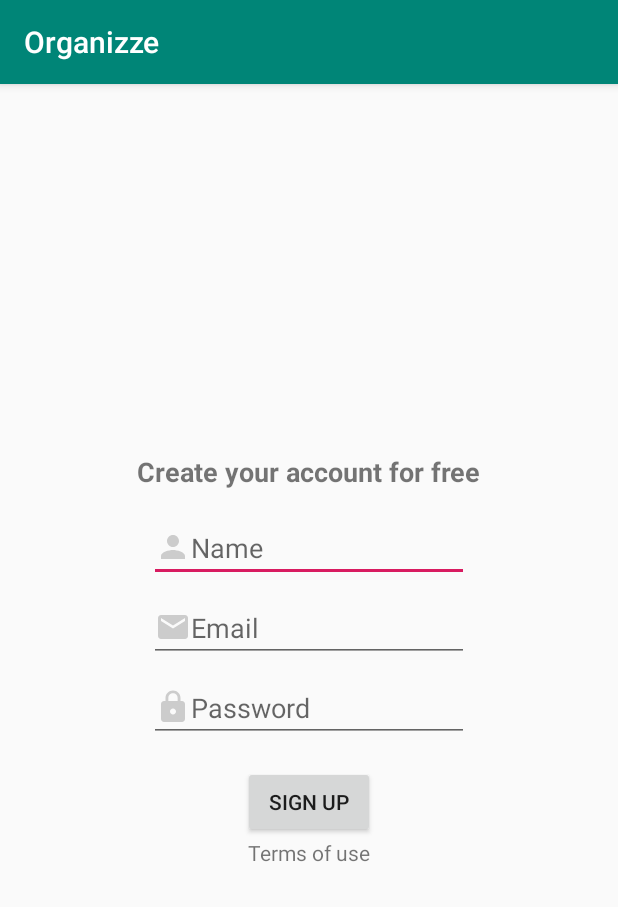
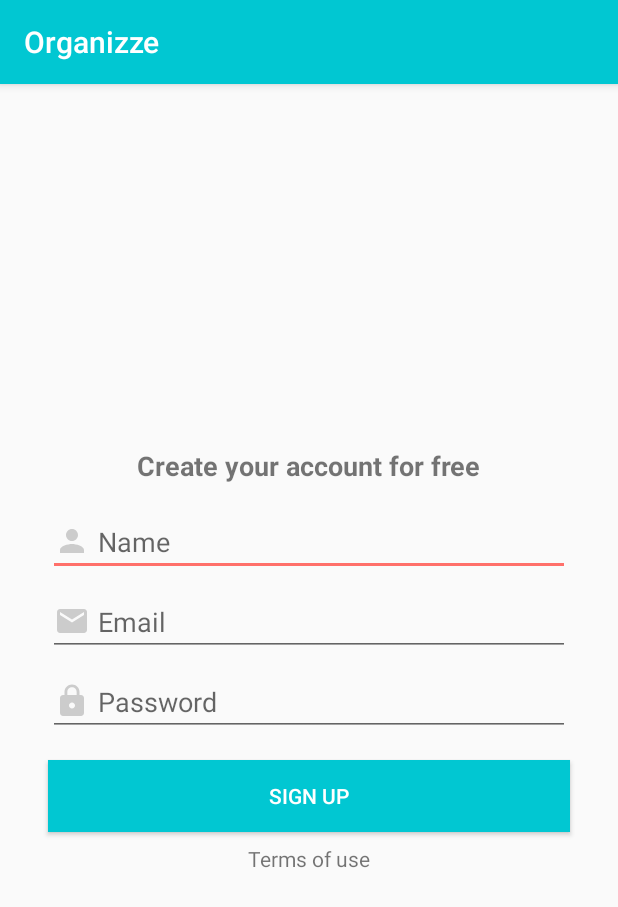
Before and after one commit to julianasalafia/OrganizzeApp, an Android app: the SignUpActivity screen opened directly, with no data from a screen before it, on a phone screen of 412 x 824 dp. Shown: the top 907 px of the screen. Run offline under Robolectric (Android 15) with nearby library versions, the phone set to English and light mode, and no system bars.

Commit message:
change app colors and optimize strings/buttons constraints

```diff
--- a/app/src/main/res/layout/activity_sign_up.xml
+++ b/app/src/main/res/layout/activity_sign_up.xml
@@ -11,7 +11,7 @@
         android:layout_width="wrap_content"
         android:layout_height="wrap_content"
         android:layout_marginBottom="16dp"
-        android:text="Create your account for free"
+        android:text="@string/title_create_account"
         android:textSize="18sp"
         android:textStyle="bold"
         app:layout_constraintBottom_toTopOf="@+id/editText"
@@ -22,12 +22,17 @@
 
     <EditText
         android:id="@+id/editText"
-        android:layout_width="wrap_content"
+        android:layout_width="0dp"
         android:layout_height="wrap_content"
+        android:layout_marginStart="32dp"
+        android:layout_marginLeft="32dp"
+        android:layout_marginEnd="32dp"
+        android:layout_marginRight="32dp"
         android:layout_marginBottom="8dp"
         android:drawableLeft="@drawable/ic_person_gray_24dp"
+        android:drawablePadding="5dp"
         android:ems="10"
-        android:hint="Name"
+        android:hint="@string/fill_name"
         android:inputType="textPersonName"
         app:layout_constraintBottom_toTopOf="@+id/editText2"
         app:layout_constraintEnd_toEndOf="parent"
@@ -36,12 +41,17 @@
 
     <EditText
         android:id="@+id/editText2"
-        android:layout_width="wrap_content"
+        android:layout_width="0dp"
         android:layout_height="wrap_content"
+        android:layout_marginStart="32dp"
+        android:layout_marginLeft="32dp"
+        android:layout_marginEnd="32dp"
+        android:layout_marginRight="32dp"
         android:layout_marginBottom="8dp"
         android:drawableLeft="@drawable/ic_email_gray_24dp"
+        android:drawablePadding="5dp"
         android:ems="10"
-        android:hint="Email"
+        android:hint="@string/fill_email"
         android:inputType="textEmailAddress"
         app:layout_constraintBottom_toTopOf="@+id/editText3"
         app:layout_constraintEnd_toEndOf="parent"
@@ -50,11 +60,16 @@
 
     <EditText
         android:id="@+id/editText3"
-        android:layout_width="wrap_content"
+        android:layout_width="0dp"
         android:layout_height="wrap_content"
+        android:layout_marginStart="32dp"
+        android:layout_marginLeft="32dp"
+        android:layout_marginEnd="32dp"
+        android:layout_marginRight="32dp"
         android:drawableLeft="@drawable/ic_lock_gray_24dp"
+        android:drawablePadding="5dp"
         android:ems="10"
-        android:hint="Password"
+        android:hint="@string/fill_password"
         android:inputType="textPassword"
         app:layout_constraintBottom_toTopOf="@+id/button3"
         app:layout_constraintEnd_toEndOf="parent"
@@ -63,10 +78,16 @@
 
     <Button
         android:id="@+id/button3"
-        android:layout_width="wrap_content"
+        android:layout_width="0dp"
         android:layout_height="wrap_content"
+        android:layout_marginStart="32dp"
+        android:layout_marginLeft="32dp"
         android:layout_marginTop="16dp"
+        android:layout_marginEnd="32dp"
+        android:layout_marginRight="32dp"
+        android:background="@color/colorPrimary"
         android:text="@string/sign_up_button"
+        android:textColor="@android:color/white"
         app:layout_constraintBottom_toTopOf="@+id/textView7"
         app:layout_constraintEnd_toEndOf="parent"
         app:layout_constraintStart_toStartOf="parent"
@@ -76,7 +97,8 @@
         android:id="@+id/textView7"
         android:layout_width="wrap_content"
         android:layout_height="wrap_content"
-        android:text="Terms of use"
+        android:layout_marginTop="8dp"
+        android:text="@string/terms_of_use"
         app:layout_constraintBottom_toBottomOf="parent"
         app:layout_constraintEnd_toEndOf="parent"
         app:layout_constraintStart_toStartOf="parent"
--- a/app/src/main/res/values/colors.xml
+++ b/app/src/main/res/values/colors.xml
@@ -1,6 +1,6 @@
 <?xml version="1.0" encoding="utf-8"?>
 <resources>
-    <color name="colorPrimary">#008577</color>
-    <color name="colorPrimaryDark">#00574B</color>
-    <color name="colorAccent">#D81B60</color>
+    <color name="colorPrimary">#01C7D2</color>
+    <color name="colorPrimaryDark">#00B2BC</color>
+    <color name="colorAccent">#FF706A</color>
 </resources>
--- a/app/src/main/res/values/strings.xml
+++ b/app/src/main/res/values/strings.xml
@@ -17,5 +17,16 @@
 
     <string name="sign_up_button">Sign up</string>
     <string name="log_in_button">Login</string>
+
     <string name="already_registered_button">I already have an account</string>
+
+    <string name="title_create_account">Create your account for free</string>
+    <string name="title_login_account">Log into your account</string>
+
+        <string name="terms_of_use">Terms of use</string>
+    <string name="fill_password">Password</string>
+    <string name="fill_email">Email</string>
+    <string name="fill_name">Name</string>
+
+
 </resources>
```
Also changed, not shown: app/src/main/res/layout/activity_login.xml (+22 -6 lines), app/src/main/res/layout/intro_register.xml (+7 -1 lines).
